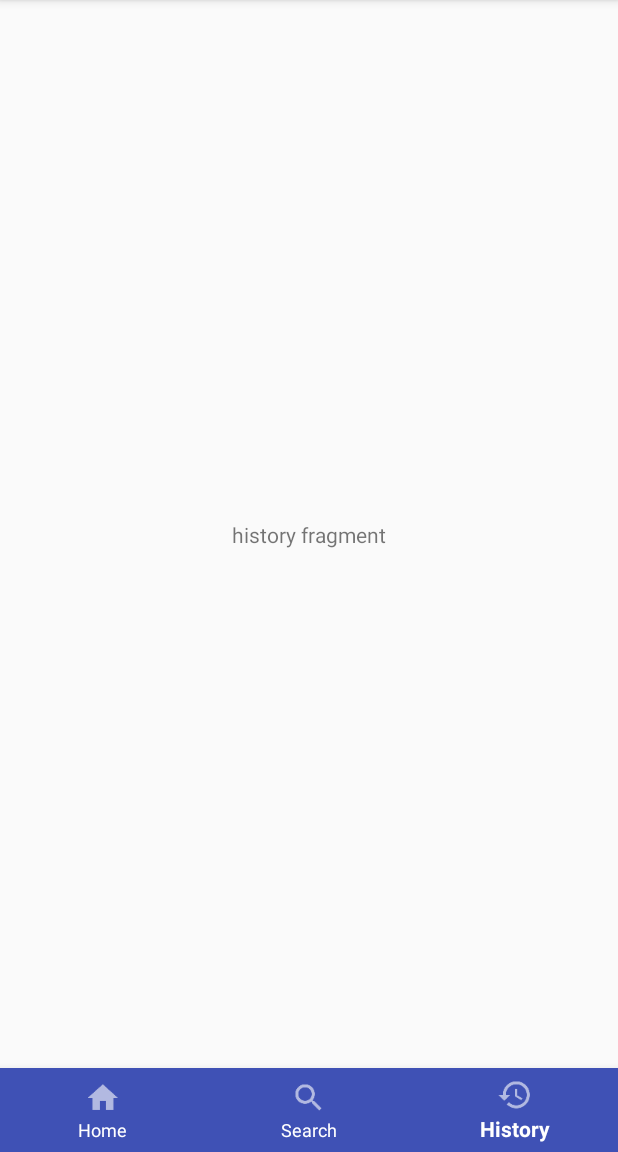
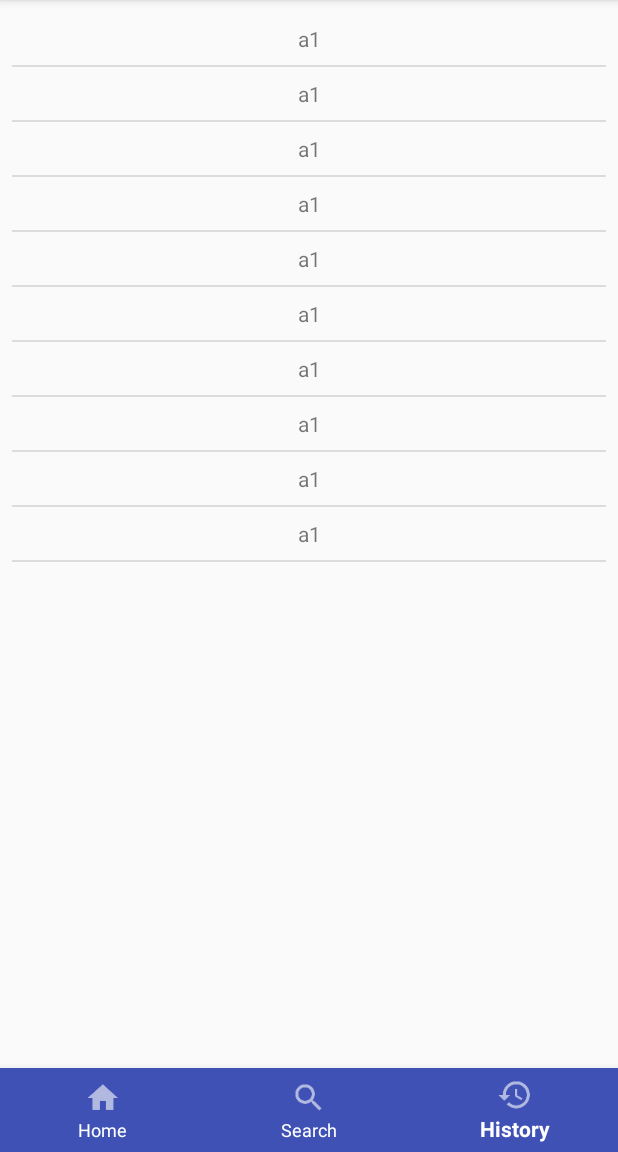
Before and after one commit to 11Derek11/CEN4020-SE, an Android app: the screen it shows after launch (MainActivity), item 3 of the bottom bar chosen, on a phone screen of 412 x 824 dp, the part 84-1236 px from its top. Run offline under Robolectric (Android 15) with nearby library versions, the phone set to English and light mode, and no system bars.

Commit message:
added listview of transaction history

```diff
--- a/app/build.gradle
+++ b/app/build.gradle
@@ -23,6 +23,7 @@ dependencies {
     implementation 'com.android.support:appcompat-v7:26.1.0'
     implementation 'com.android.support.constraint:constraint-layout:1.0.2'
     implementation 'com.android.support:support-v4:26.1.0'
+    implementation 'com.android.support:recyclerview-v7:26.1.0'
     testImplementation 'junit:junit:4.12'
     androidTestImplementation 'com.android.support.test:runner:1.0.1'
     androidTestImplementation 'com.android.support.test.espresso:espresso-core:3.0.1'
--- a/app/src/main/java/com/example/redent0r/ethernal/HistoryFragment.java
+++ /dev/null
@@ -1,34 +0,0 @@
-package com.example.redent0r.ethernal;
-
-import android.content.Context;
-import android.net.Uri;
-import android.os.Bundle;
-import android.support.v4.app.Fragment;
-import android.view.LayoutInflater;
-import android.view.View;
-import android.view.ViewGroup;
-
-
-public class HistoryFragment extends Fragment {
-
-    private static HistoryFragment instance = null;
-
-    public static HistoryFragment getInstance() {
-        if(instance == null) {
-            instance = new HistoryFragment();
-        }
-        return instance;
-    }
-
-    @Override
-    public void onCreate(Bundle savedInstanceState) {
-        super.onCreate(savedInstanceState);
-    }
-
-    @Override
-    public View onCreateView(LayoutInflater inflater, ViewGroup container,
-                             Bundle savedInstanceState) {
-        // Inflate the layout for this fragment
-        return inflater.inflate(R.layout.fragment_history, container, false);
-    }
-}
--- a/app/src/main/java/com/example/redent0r/ethernal/MainActivity.java
+++ b/app/src/main/java/com/example/redent0r/ethernal/MainActivity.java
@@ -1,6 +1,5 @@
 package com.example.redent0r.ethernal;
 
-import android.app.FragmentManager;
 import android.support.annotation.NonNull;
 import android.support.design.widget.BottomNavigationView;
 import android.support.v7.app.AppCompatActivity;
@@ -37,7 +36,7 @@ public class MainActivity extends AppCompatActivity {
                         fragmentManager.beginTransaction().replace(R.id.home_container, SearchFragment.getInstance()).commit();
                         return true;
                     case R.id.action_history:
-                        fragmentManager.beginTransaction().replace(R.id.home_container, HistoryFragment.getInstance()).commit();
+                        fragmentManager.beginTransaction().replace(R.id.home_container, new TransactionFragment()).commit();
                         return true;
                     default:
                         return false;
--- /dev/null
+++ b/app/src/main/java/com/example/redent0r/ethernal/Transaction.java
@@ -0,0 +1,58 @@
+package com.example.redent0r.ethernal;
+
+
+public class Transaction {
+    String id;
+    Double amount;
+    String winnerId;
+    String looserId;
+    Long time;
+
+    public Transaction(String id, Double amount, String winnerId, String looserId, Long time) {
+        this.id = id;
+        this.amount = amount;
+        this.winnerId = winnerId;
+        this.looserId = looserId;
+        this.time = time;
+    }
+
+    public String getId() {
+        return id;
+    }
+
+    public void setId(String id) {
+        this.id = id;
+    }
+
+    public Double getAmount() {
+        return amount;
+    }
+
+    public void setAmount(Double amount) {
+        this.amount = amount;
+    }
+
+    public String getWinnerId() {
+        return winnerId;
+    }
+
+    public void setWinnerId(String winnerId) {
+        this.winnerId = winnerId;
+    }
+
+    public String getLooserId() {
+        return looserId;
+    }
+
+    public void setLooserId(String looserId) {
+        this.looserId = looserId;
+    }
+
+    public Long getTime() {
+        return time;
+    }
+
+    public void setTime(Long time) {
+        this.time = time;
+    }
+}
--- /dev/null
+++ b/app/src/main/java/com/example/redent0r/ethernal/TransactionAdapter.java
@@ -0,0 +1,43 @@
+package com.example.redent0r.ethernal;
+
+import android.content.Context;
+import android.support.annotation.NonNull;
+import android.support.annotation.Nullable;
+import android.util.Log;
+import android.view.LayoutInflater;
+import android.view.View;
+import android.view.ViewGroup;
+import android.widget.ArrayAdapter;
+import android.widget.TextView;
+
+import java.util.List;
+
+
+public class TransactionAdapter extends ArrayAdapter<Transaction> {
+
+    private static final String TAG = Transaction.class.getSimpleName();
+
+    public TransactionAdapter(@NonNull Context context, int resource, @NonNull List<Transaction> objects) {
+        super(context, resource, objects);
+    }
+
+
+
+    @NonNull
+    @Override
+    public View getView(int position, @Nullable View view, @NonNull ViewGroup parent) {
+
+        if (view == null)
+            view = LayoutInflater.from(getContext()).inflate(R.layout.item_transaction, parent, false);
+
+        TextView tvTransactionId = view.findViewById(R.id.tvTransactionId);
+
+        final Transaction transaction = getItem(position);
+
+        Log.d(TAG, "getView: id: "+ transaction.getId());
+
+        tvTransactionId.setText(transaction.getId());
+
+        return view;
+    }
+}
--- /dev/null
+++ b/app/src/main/java/com/example/redent0r/ethernal/TransactionFragment.java
@@ -0,0 +1,46 @@
+package com.example.redent0r.ethernal;
+
+import android.os.Bundle;
+import android.support.annotation.NonNull;
+import android.support.v4.app.Fragment;
+import android.view.LayoutInflater;
+import android.view.View;
+import android.view.ViewGroup;
+import android.widget.ListView;
+
+import java.util.ArrayList;
+import java.util.Collection;
+import java.util.Iterator;
+import java.util.List;
+import java.util.ListIterator;
+
+
+public class TransactionFragment extends Fragment {
+
+
+    private static final String TAG = TransactionFragment.class.getName();
+
+    ListView lvHistory;
+    TransactionAdapter transactionAdapter;
+
+    List<Transaction> transactionList = new ArrayList<>();
+
+    @Override
+    public View onCreateView(LayoutInflater inflater, ViewGroup container,
+                             Bundle savedInstanceState) {
+        // Inflate the layout for this fragment
+        View v = inflater.inflate(R.layout.fragment_history, container, false);
+
+        lvHistory = (ListView) v.findViewById(R.id.lvHistory);
+
+        for(int i = 0; i < 10; ++i) {
+            transactionList.add(new Transaction("a1", 5D, "w", "l", 100L));
+        }
+
+        transactionAdapter = new TransactionAdapter(getContext(), R.layout.item_transaction, transactionList);
+
+        lvHistory.setAdapter(transactionAdapter);
+
+        return v;
+    }
+}
--- a/app/src/main/res/layout/fragment_history.xml
+++ b/app/src/main/res/layout/fragment_history.xml
@@ -3,20 +3,20 @@
     xmlns:tools="http://schemas.android.com/tools"
     android:layout_width="match_parent"
     android:layout_height="match_parent"
-    tools:context="com.example.redent0r.ethernal.HistoryFragment">
+    tools:context="com.example.redent0r.ethernal.TransactionFragment">
 
     <!-- TODO: Update blank fragment layout -->
-    <TextView
-        android:layout_width="wrap_content"
-        android:layout_height="wrap_content"
+
+    <ListView
+        android:id="@+id/lvHistory"
+        android:layout_width="0dp"
+        android:layout_height="0dp"
         android:layout_marginBottom="8dp"
         android:layout_marginEnd="8dp"
         android:layout_marginStart="8dp"
         android:layout_marginTop="8dp"
-        android:text="history fragment"
         app:layout_constraintBottom_toBottomOf="parent"
         app:layout_constraintEnd_toEndOf="parent"
         app:layout_constraintStart_toStartOf="parent"
         app:layout_constraintTop_toTopOf="parent" />
-
 </android.support.constraint.ConstraintLayout>
--- /dev/null
+++ b/app/src/main/res/layout/item_transaction.xml
@@ -0,0 +1,22 @@
+<?xml version="1.0" encoding="utf-8"?>
+<android.support.constraint.ConstraintLayout
+    xmlns:android="http://schemas.android.com/apk/res/android"
+    xmlns:app="http://schemas.android.com/apk/res-auto"
+    xmlns:tools="http://schemas.android.com/tools"
+    android:layout_width="match_parent"
+    android:layout_height="match_parent">
+
+    <TextView
+        android:id="@+id/tvTransactionId"
+        android:layout_width="wrap_content"
+        android:layout_height="wrap_content"
+        android:layout_marginBottom="8dp"
+        android:layout_marginEnd="8dp"
+        android:layout_marginStart="8dp"
+        android:layout_marginTop="8dp"
+        app:layout_constraintBottom_toBottomOf="parent"
+        app:layout_constraintEnd_toEndOf="parent"
+        app:layout_constraintStart_toStartOf="parent"
+        app:layout_constraintTop_toTopOf="parent"
+        tools:text="transaction id" />
+</android.support.constraint.ConstraintLayout>
```
